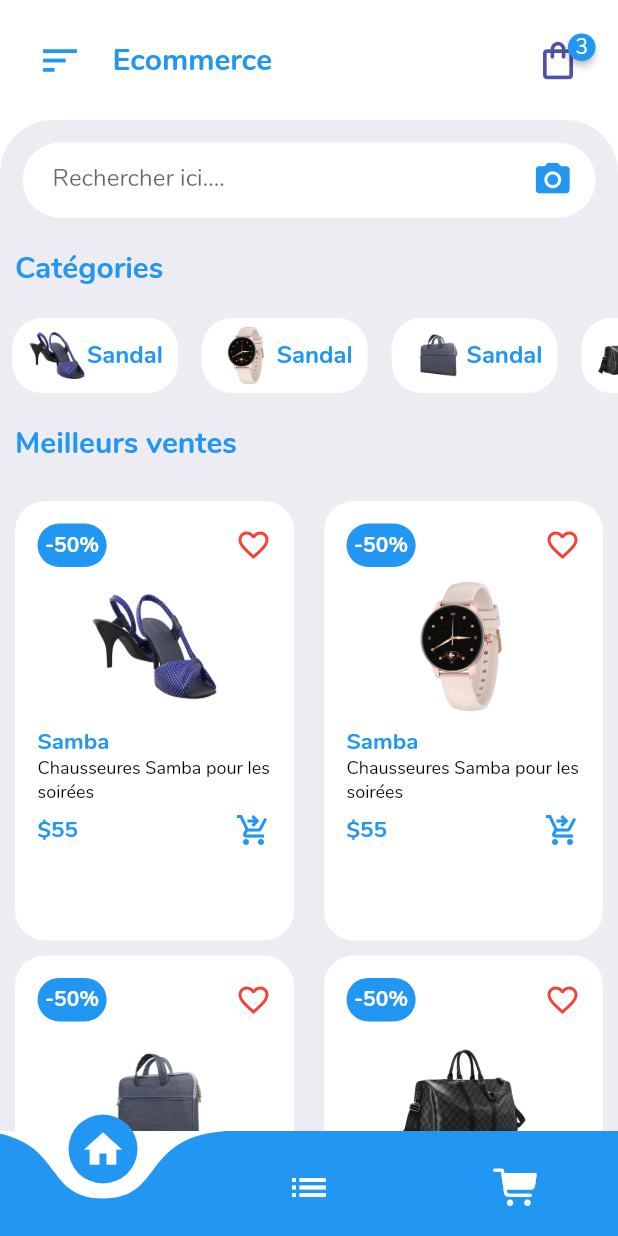
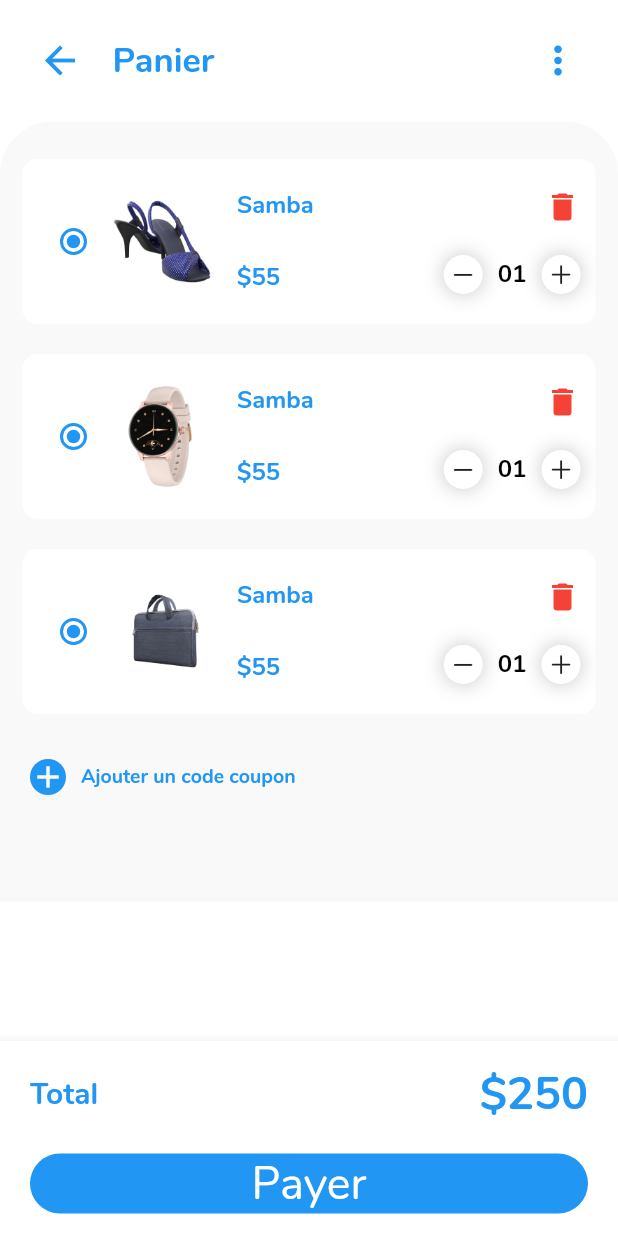
Before and after one commit to sylvaincodes/ecommerce_mobile_ui, a Flutter app: the screen it shows after launch, after a tap on the "shopping bag" icon, on a phone screen of 412 x 824 dp. Run offline on Flutter 3.47's test engine with Material 2 defaults, Android fonts, the phone set to English and light mode, and no system bars; drawn by our look-alikes of badges, curved_navigation_bar.

Commit message:
Intégration de la page Panier

```diff
--- a/lib/main.dart
+++ b/lib/main.dart
@@ -1,5 +1,7 @@
 import 'package:flutter/material.dart';
-import 'package:ecommerce_mobile_app/pages/Homepage.dart';
+import 'package:ecommerce_mobile_app/pages/HomePage.dart';
+import 'package:ecommerce_mobile_app/pages/CartPage.dart';
+
 
 void main()  => runApp(MyApp());
 
@@ -14,7 +16,8 @@ class MyApp extends StatelessWidget {
             fontFamily: 'Nunito'
           ),
           routes : {
-            "/" : (context) => Homepage()
+            "/" : (context) => HomePage(),
+            "cartPage" : (context) => CartPage()
           },
         );
   }
--- /dev/null
+++ b/lib/pages/CartPage.dart
@@ -0,0 +1,58 @@
+import 'package:ecommerce_mobile_app/widgets/CartBottomNavbar.dart';
+import 'package:flutter/material.dart';
+import 'package:ecommerce_mobile_app/widgets/CartAppBar.dart';
+import 'package:ecommerce_mobile_app/widgets/CartItemWidget.dart';
+
+class CartPage extends StatelessWidget {
+
+  @override
+  Widget build(BuildContext context) {
+    return Scaffold(
+        body: ListView(
+      children: [
+        CartAppBar(),
+        Container(
+
+          height: 520,
+          padding: EdgeInsets.only(top: 15),
+          decoration: BoxDecoration(
+              color: Color.fromARGB(255, 250, 249, 249),
+              borderRadius: BorderRadius.only(
+                  topLeft: Radius.circular(35), topRight: Radius.circular(35))),
+          child: Column(
+            children: [
+              CartItemWidget(),
+              Container(
+                margin: EdgeInsets.symmetric(horizontal: 20, vertical: 20),
+                child: Row(
+                  children: [
+                    Container(
+                      decoration: BoxDecoration(
+                          color: Colors.blue,
+                          borderRadius: BorderRadius.circular(20)),
+                      child: Icon(
+                        Icons.add,
+                        color: Colors.white,
+                      ),
+                    ),
+                    Padding(
+                        padding: EdgeInsets.symmetric(horizontal: 10),
+                        child: Text(
+                          "Ajouter un code coupon",
+                          style: TextStyle(
+                              color: Colors.blue,
+                              fontSize: 13,
+                              fontWeight: FontWeight.bold),
+                        ))
+                  ],
+                ),
+              )
+            ],
+          ),
+        ),
+      ],
+    ),
+    bottomNavigationBar : CartBottomNavbar(),
+    );
+  }
+}
--- /dev/null
+++ b/lib/pages/HomePage.dart
@@ -0,0 +1,102 @@
+import 'package:curved_navigation_bar/curved_navigation_bar.dart';
+import 'package:flutter/cupertino.dart';
+import 'package:flutter/material.dart';
+import 'package:ecommerce_mobile_app/widgets/HomeAppBar.dart';
+import 'package:ecommerce_mobile_app/widgets/CategoriesWidget.dart';
+import 'package:ecommerce_mobile_app/widgets/ItemsWidget.dart';
+
+class HomePage extends StatelessWidget {
+  @override
+  Widget build(BuildContext context) {
+    return Scaffold(
+      body: ListView(
+        children: [
+          HomeAppBar(),
+          Container(
+            // height: 500,
+            padding: EdgeInsets.only(top: 15),
+            decoration: BoxDecoration(
+                color: Color(0xFFEDECF2),
+                borderRadius: BorderRadius.only(
+                    topLeft: Radius.circular(35),
+                    topRight: Radius.circular(35))),
+            child: Column(
+              children: [
+                Container(
+                  margin: EdgeInsets.symmetric(horizontal: 15),
+                  padding: EdgeInsets.symmetric(horizontal: 15),
+                  height: 50,
+                  decoration: BoxDecoration(
+                    color: Colors.white,
+                    borderRadius: BorderRadius.circular(30),
+                  ),
+                  child: Row(
+                    children: [
+                      Container(
+                        height: 50,
+                        width: 200,
+                        margin: EdgeInsets.only(left: 5),
+                        child: TextFormField(
+                          decoration: InputDecoration(
+                              border: InputBorder.none,
+                              hintText: "Rechercher ici...."),
+                        ),
+                      ),
+                      Spacer(),
+                      Icon(Icons.camera_alt, size: 27, color: Colors.blue),
+                    ],
+                  ),
+                ),
+                Container(
+                    alignment: Alignment.centerLeft,
+                    margin: EdgeInsets.symmetric(vertical: 20, horizontal: 10),
+                    child: Text("Catégories",
+                        style: TextStyle(
+                            fontSize: 20,
+                            fontWeight: FontWeight.bold,
+                            color: Colors.blue))),
+                CategoriesWidget(),
+                Container(
+                  alignment: Alignment.centerLeft,
+                  margin: EdgeInsets.symmetric(horizontal: 10, vertical: 20),
+                  child: Text(
+                    "Meilleurs ventes",
+                    style: TextStyle(
+                        fontSize: 20,
+                        fontWeight: FontWeight.bold,
+                        color: Colors.blue),
+                  ),
+                ),
+                ItemsWidget(),
+              ],
+            ),
+          ),
+        ],
+      ),
+      bottomNavigationBar: CurvedNavigationBar(
+          onTap: (index) {},
+          backgroundColor: Colors.transparent,
+          color: Colors.blue,
+          height: 70,
+          // index: 2,
+          animationCurve: Curves.fastLinearToSlowEaseIn,
+          items: [
+            Icon(
+              Icons.home,
+              size: 30,
+              color: Colors.white,
+            ),
+            Icon(
+              Icons.list,
+              size: 30,
+              color: Colors.white,
+            ),
+            Icon(
+              CupertinoIcons.cart_fill,
+              size: 30,
+              color: Colors.white,
+            )
+          ]),
+    );
+  }
+}
--- a/lib/pages/Homepage.dart
+++ /dev/null
@@ -1,119 +0,0 @@
-import 'package:curved_navigation_bar/curved_navigation_bar.dart';
-import 'package:flutter/cupertino.dart';
-import 'package:flutter/material.dart';
-import 'package:ecommerce_mobile_app/widgets/HomeAppBar.dart';
-import 'package:ecommerce_mobile_app/widgets/CategoriesWidget.dart';
-import 'package:ecommerce_mobile_app/widgets/ItemsWidget.dart';
-
-class Homepage extends StatelessWidget {
-    @override
-    Widget build(BuildContext context){
-      return Scaffold(
-        body: ListView(children: [
-          HomeAppBar(),
-          Container(
-            // height: 500,
-            padding:  EdgeInsets.only(top: 15),
-            decoration: BoxDecoration(
-              color: Color(0xFFEDECF2),
-              borderRadius: BorderRadius.only(
-                topLeft: Radius.circular(35),
-                topRight: Radius.circular(35)
-              )
-            ),
-            child: Column(
-              children: [
-                Container(
-                  margin: EdgeInsets.symmetric(horizontal : 15),
-                  padding: EdgeInsets.symmetric(horizontal : 15),
-                  height: 50,
-                  decoration: BoxDecoration(
-                    color: Colors.white,
-                    borderRadius: BorderRadius.circular(30),
-                    ),
-                    child: Row(
-                      children: [
-                        Container(
-                          height: 50,
-                          width: 200,
-                          margin: EdgeInsets.only(
-                            left: 5
-                          ),
-                          child: TextFormField(
-                            decoration: InputDecoration(
-                              border: InputBorder.none,
-                              hintText: "Rechercher ici...."
-                            ),
-                          ),
-                        ),
-                        Spacer(),
-                        Icon(
-                          Icons.camera_alt,
-                          size: 27,
-                          color: Colors.blue
-                        ),
-
-                      ],
-                    ),
-                ),
-
-            Container(
-            alignment: Alignment.centerLeft,
-            margin: EdgeInsets.symmetric(vertical: 20, horizontal: 10),
-            child: Text("Catégories",
-            style: TextStyle(
-              fontSize: 20 , fontWeight : FontWeight.bold,color: Colors.blue
-            ))
-          ),
-
-          CategoriesWidget(),
-
-          Container(
-
-            alignment: Alignment.centerLeft,
-            margin: EdgeInsets.symmetric( horizontal: 10 , vertical: 20),
-            child: Text("Meilleurs ventes" ,
-            style:  TextStyle(
-              fontSize: 20,
-              fontWeight: FontWeight.bold,
-              color: Colors.blue
-            ),),
-          ),
-
-          ItemsWidget(),
-
-              ],
-            ),
-          ),
-
-        ],),
-
-        bottomNavigationBar: CurvedNavigationBar(
-
-          onTap: (index){},
-          backgroundColor: Colors.transparent,
-          color: Colors.blue,
-          height: 70,
-          // index: 2,
-          animationCurve: Curves.fastLinearToSlowEaseIn,
-          items:
-          [
-          Icon(
-            Icons.home,
-            size: 30,
-            color: Colors.white,
-          ),
-          Icon(
-            Icons.list,
-            size: 30,
-            color: Colors.white,
-          ),
-          Icon(
-            CupertinoIcons.cart_fill,
-            size: 30,
-            color: Colors.white,
-          )
-        ]),
-      );
-    }
-}
--- /dev/null
+++ b/lib/widgets/CartAppBar.dart
@@ -0,0 +1,48 @@
+import 'package:flutter/src/widgets/framework.dart';
+import 'package:flutter/material.dart';
+
+
+class CartAppBar extends StatelessWidget {
+
+  @override
+  Widget build(BuildContext context) {
+    return Container(
+        color: Colors.white,
+        padding: EdgeInsets.all(25),
+        child: Row(
+          children: [
+            InkWell(
+              onTap: (){
+                Navigator.pop(context);
+              },
+              child: Icon(
+                Icons.arrow_back,
+                size: 30,
+                color: Colors.blue,
+              ),
+            ),
+
+            Padding(
+              padding: EdgeInsets.only(left: 20),
+              child: Text("Panier"
+              ,style: TextStyle(
+                fontSize: 23,
+                fontWeight: FontWeight.bold,
+                color: Colors.blue
+              ),
+              ),
+            ),
+            Spacer(),
+            Icon(
+              Icons.more_vert,
+              size: 30,
+              color: Colors.blue
+            )
+          ],
+        ),
+
+
+    );
+  }
+
+}
--- /dev/null
+++ b/lib/widgets/CartBottomNavbar.dart
@@ -0,0 +1,42 @@
+import 'package:flutter/material.dart';
+
+
+class CartBottomNavbar extends StatelessWidget {
+  const CartBottomNavbar({super.key});
+
+  @override
+  Widget build(BuildContext context) {
+    return BottomAppBar(
+        child: Container(
+          padding: EdgeInsets.symmetric(horizontal: 20 ,vertical: 15) ,
+          height: 130,
+
+          child: Column(
+
+            mainAxisAlignment:  MainAxisAlignment.spaceBetween,
+            children: [
+              Row(
+                mainAxisAlignment: MainAxisAlignment.spaceBetween,
+                children: [
+                  Text("Total" , style: TextStyle( fontSize: 20 , color: Colors.blue , fontWeight:  FontWeight.bold )),
+                  Text("\$250"  ,style: TextStyle( fontSize: 30 , color: Colors.blue , fontWeight:  FontWeight.bold )),
+                ],
+              ),
+              Container(
+                  alignment: Alignment.center,
+                  height: 40,
+                  width: double.infinity,
+                  margin: EdgeInsets.only(top: 10,  bottom: 0),
+                  decoration: BoxDecoration(
+                    borderRadius: BorderRadius.circular(20),
+                    color: Colors.blue
+                  ),
+
+                  child: Text("Payer"  , style: TextStyle(  fontSize: 30 , color: Colors.white),),
+              )
+            ],
+          ),
+        ),
+    );
+  }
+}
--- /dev/null
+++ b/lib/widgets/CartItemWidget.dart
@@ -0,0 +1,118 @@
+import 'package:ecommerce_mobile_app/widgets/CartItemWidget.dart';
+import 'package:flutter/material.dart';
+import 'package:flutter/cupertino.dart';
+
+class CartItemWidget extends StatelessWidget {
+  @override
+  Widget build(BuildContext context) {
+    return Column(
+      children: [
+        for (int i = 1; i < 4; i++)
+          Container(
+            //proprietes
+            height: 110,
+            margin: EdgeInsets.symmetric(horizontal: 15, vertical: 10),
+            padding: EdgeInsets.all(10),
+            decoration: BoxDecoration(
+                color: Colors.white, borderRadius: BorderRadius.circular(10)),
+
+            // Contents
+            child: Row(
+              children: [
+                Radio(
+                    value: "",
+                    groupValue: "",
+                    activeColor: Colors.blue,
+                    onChanged: (index) {}),
+                Container(
+                  // Proprietes
+                  height: 70,
+                  width: 70,
+                  margin: EdgeInsets.only(right: 15),
+                  //Contents
+                  child: Image.asset("images/$i.png", width: 20, height: 20),
+                ),
+                Padding(
+                    padding: EdgeInsets.symmetric(vertical: 10),
+                    child: Column(
+                      crossAxisAlignment: CrossAxisAlignment.start,
+                      mainAxisAlignment: MainAxisAlignment.spaceBetween,
+                      children: [
+                        Text("Samba",
+                            style: TextStyle(
+                                color: Colors.blue,
+                                fontSize: 16,
+                                fontWeight: FontWeight.bold)),
+                        Text("\$55",
+                            style: TextStyle(
+                                color: Colors.blue,
+                                fontSize: 16,
+                                fontWeight: FontWeight.bold)),
+                      ],
+                    )),
+                Spacer(),
+                Padding(
+                    padding: EdgeInsets.symmetric(vertical: 10),
+                    child: Column(
+                        crossAxisAlignment: CrossAxisAlignment.end,
+                        mainAxisAlignment: MainAxisAlignment.spaceBetween,
+                        children: [
+                          Icon(
+                            Icons.delete,
+                            color: Colors.red,
+                          ),
+                          Row(
+                            children: [
+                              Container(
+                                padding: EdgeInsets.all(4),
+                                decoration: BoxDecoration(
+                                    color: Colors.white,
+                                    borderRadius: BorderRadius.circular(20),
+                                    boxShadow: [
+                                      BoxShadow(
+                                          color: Colors.grey.withOpacity(0.5),
+                                          spreadRadius: 1,
+                                          blurRadius: 10)
+                                    ]),
+                                child: Icon(
+                                  CupertinoIcons.minus,
+                                  size: 18,
+                                ),
+                              ),
+                              Container(
+                                margin: EdgeInsets.symmetric(horizontal: 10),
+                                child: Text(
+                                  "01",
+                                  style: TextStyle(
+                                    fontSize: 16,
+                                    color: Colors.black,
+                                    fontWeight: FontWeight.bold,
+                                  ),
+                                ),
+                              ),
+                              Container(
+                                padding: EdgeInsets.all(4),
+                                decoration: BoxDecoration(
+                                    color: Colors.white,
+                                    borderRadius: BorderRadius.circular(20),
+                                    boxShadow: [
+                                      BoxShadow(
+                                          color: Colors.grey.withOpacity(0.5),
+                                          spreadRadius: 1,
+                                          blurRadius: 10)
+                                    ]),
+                                child: Icon(
+                                  CupertinoIcons.plus,
+                                  size: 18,
+                                ),
+                              ),
+                            ],
+                          )
+                        ])),
+              ],
+            ),
+          )
+      ],
+    );
+  }
+}
--- a/lib/widgets/HomeAppBar.dart
+++ b/lib/widgets/HomeAppBar.dart
@@ -4,7 +4,7 @@ import 'package:badges/badges.dart' as badges;
 class HomeAppBar extends StatelessWidget {
 
   @override
-  Widget build(BuildContext content){
+  Widget build(BuildContext context){
     return Container(
       color: Colors.white,
       padding: EdgeInsets.all(25),
@@ -12,23 +12,23 @@ class HomeAppBar extends StatelessWidget {
         children: [
           Icon(Icons.sort, size:30 ,color: Colors.blue),
 
-          Padding ( padding : EdgeInsets.only( left: 20,) ,
+          Padding ( padding : EdgeInsets.only( left: 20,),
               child: Text("Ecommerce" , style:  TextStyle( fontSize: 20, fontWeight:  FontWeight.bold , color: Colors.blue )),
           ),
          Spacer(),
          badges.Badge(
-            badgeContent: Text("3", style: TextStyle( color: Colors.white ),),
-            badgeStyle: badges.BadgeStyle(badgeColor: Colors.blue ),
+            badgeContent: Text("3", style: TextStyle( color: Colors.white  ),),
+            badgeStyle: badges.BadgeStyle(badgeColor: Colors.red ),
 
-            child: InkWell(  onTap:(){} ,
-              child: Icon(Icons.shopping_bag_outlined , size: 30 , color: Color(0xFF4C53A5),),
+            child: InkWell(  onTap:(){
+              Navigator.pushNamed(context, "cartPage");
+            },
+              child: Icon(Icons.shopping_bag_outlined , size: 40 , color: Colors.blueAccent),
             ),
 
           )
          ],
       )
-
     );
-
   }
 }
--- a/lib/widgets/ItemsWidget.dart
+++ b/lib/widgets/ItemsWidget.dart
@@ -1,27 +1,20 @@
 import 'package:flutter/material.dart';
 
 class ItemsWidget extends StatelessWidget {
-
   @override
   Widget build(BuildContext context) {
-
     return GridView.count(
       childAspectRatio: 0.68,
       physics: NeverScrollableScrollPhysics(),
       shrinkWrap: true,
       crossAxisCount: 2,
-
       children: [
-
-          for( int i=1; i <8 ; i++ )
+        for (int i = 1; i < 8; i++)
           Container(
-              padding: EdgeInsets.only( left: 15 , right: 15 , top: 15 ),
-              margin: EdgeInsets.symmetric( vertical: 5, horizontal: 10),
-              decoration : BoxDecoration(
-                color: Colors.white,
-                borderRadius: BorderRadius.circular(20)
-              ),
-
+            padding: EdgeInsets.only(left: 15, right: 15, top: 15),
+            margin: EdgeInsets.symmetric(vertical: 5, horizontal: 10),
+            decoration: BoxDecoration(
+                color: Colors.white, borderRadius: BorderRadius.circular(20)),
             child: Column(
               children: [
                 Row(
@@ -31,52 +24,56 @@ class ItemsWidget extends StatelessWidget {
                       padding: EdgeInsets.all(5),
                       decoration: BoxDecoration(
                           color: Colors.blue,
-                            borderRadius: BorderRadius.circular(20)
-
+                          borderRadius: BorderRadius.circular(20)),
+                      child: Text('-50%',
+                          style: TextStyle(
+                              fontSize: 14,
+                              color: Colors.white,
+                              fontWeight: FontWeight.bold)),
                     ),
-
-                          child: Text('-50%' , style: TextStyle(fontSize: 14 , color: Colors.white, fontWeight: FontWeight.bold ) ),
-                        ),
-                        Icon(Icons.favorite_border, color : Colors.red)
+                    Icon(Icons.favorite_border, color: Colors.red)
                   ],
                 ),
-
                 InkWell(
-                      onTap: (){},
+                  onTap: () {},
                   child: Container(
                     margin: EdgeInsets.all(8),
-
-                        child: Image.asset("images/$i.png" , height: 90, width: 90),
+                    child: Image.asset("images/$i.png", height: 90, width: 90),
                   ),
                 ),
                 Container(
-
                   alignment: Alignment.centerLeft,
-                      child: Text("Samba" , style:  TextStyle( color: Colors.blue, fontSize: 15 , fontWeight: FontWeight.bold )  ),
+                  child: Text("Samba",
+                      style: TextStyle(
+                          color: Colors.blue,
+                          fontSize: 15,
+                          fontWeight: FontWeight.bold)),
                 ),
-
                 Container(
-                      child: Text("Chausseures Samba pour les soirées" , style:  TextStyle( color: Colors.black, fontSize: 12 , fontWeight: FontWeight.normal )  ),
+                  child: Text("Chausseures Samba pour les soirées",
+                      style: TextStyle(
+                          color: Colors.black,
+                          fontSize: 12,
+                          fontWeight: FontWeight.normal)),
                 ),
-
                 Padding(
-                      padding: EdgeInsets.symmetric(vertical: 5)  ,
+                  padding: EdgeInsets.symmetric(vertical: 5),
                   child: Row(
-                        mainAxisAlignment:  MainAxisAlignment.spaceBetween,
+                    mainAxisAlignment: MainAxisAlignment.spaceBetween,
                     children: [
-                          Text("\$55"  , style: TextStyle( fontSize: 15 , color: Colors.blue , fontWeight: FontWeight.bold ) ),
-                          Icon(Icons.shopping_cart_checkout , color: Colors.blue )
+                      Text("\$55",
+                          style: TextStyle(
+                              fontSize: 15,
+                              color: Colors.blue,
+                              fontWeight: FontWeight.bold)),
+                      Icon(Icons.shopping_cart_checkout, color: Colors.blue)
                     ],
                   ),
                 )
-
               ],
             ),
-
           ),
       ],
-
     );
-
   }
 }
```
Lines whose indentation alone changed are shown as unchanged.
